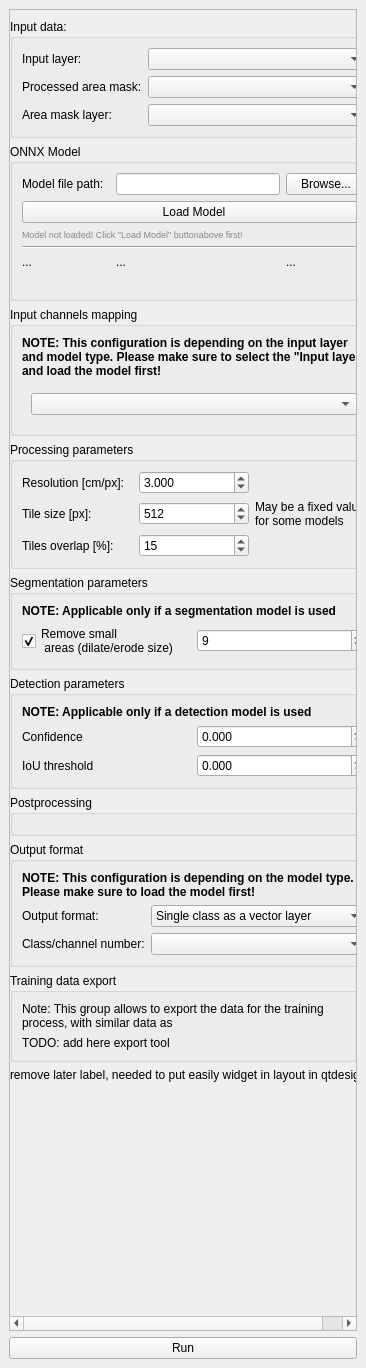
Before: the Qt Designer form plugin/deep_segmentation_framework/deep_segmentation_framework_dockwidget_base.ui in PUTvision/qgis-plugin-deepness, drawn with Qt 5.
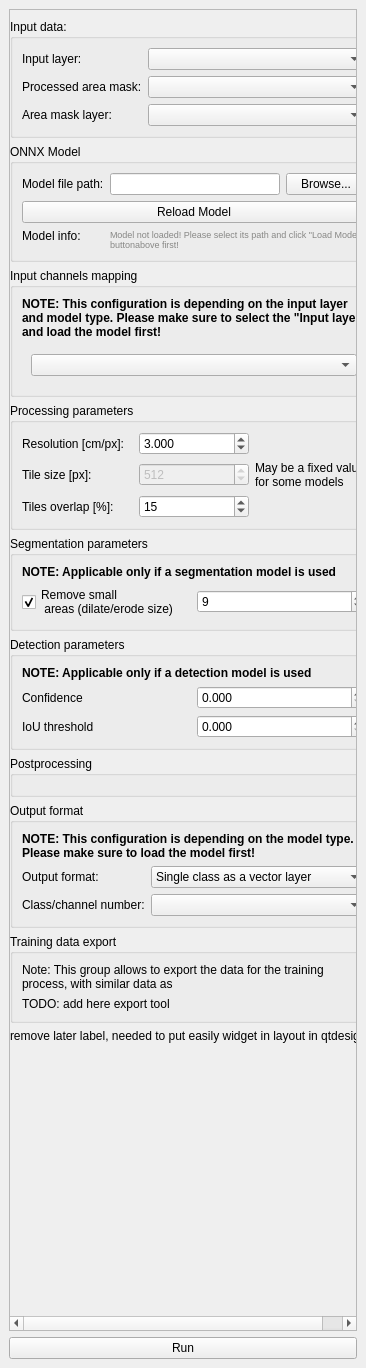
After: the same form once the commit is applied. Custom widgets are drawn as their Qt base class.

Commit message: ModelWrapped refactorization - loading - WIP

Diff of the .ui file:
```diff
--- a/plugin/deep_segmentation_framework/deep_segmentation_framework_dockwidget_base.ui
+++ b/plugin/deep_segmentation_framework/deep_segmentation_framework_dockwidget_base.ui
@@ -96,28 +96,6 @@
            <string>ONNX Model</string>
           </property>
           <layout class="QGridLayout" name="gridLayout_7">
-           <item row="2" column="0" colspan="4">
-            <widget class="QLabel" name="label_modelInfo">
-             <property name="font">
-              <font>
-               <pointsize>7</pointsize>
-              </font>
-             </property>
-             <property name="styleSheet">
-              <string notr="true">color: rgb(135, 135, 133);</string>
-             </property>
-             <property name="text">
-              <string>Model not loaded! Click &quot;Load Model&quot; buttonabove first!</string>
-             </property>
-            </widget>
-           </item>
-           <item row="6" column="0">
-            <widget class="QLabel" name="label_3">
-             <property name="text">
-              <string/>
-             </property>
-            </widget>
-           </item>
            <item row="0" column="0">
             <widget class="QLabel" name="label_4">
              <property name="text">
@@ -125,14 +103,7 @@
              </property>
             </widget>
            </item>
-           <item row="4" column="0">
-            <widget class="QLabel" name="label_5">
-             <property name="text">
-              <string>...</string>
-             </property>
-            </widget>
-           </item>
-           <item row="0" column="3">
+           <item row="0" column="2">
             <widget class="QPushButton" name="pushButton_browseModelPath">
              <property name="enabled">
               <bool>true</bool>
@@ -142,38 +113,42 @@
              </property>
             </widget>
            </item>
-           <item row="0" column="2">
+           <item row="2" column="0">
+            <widget class="QLabel" name="label_3">
+             <property name="text">
+              <string>Model info:</string>
+             </property>
+            </widget>
+           </item>
+           <item row="0" column="1">
             <widget class="QLineEdit" name="lineEdit_modelPath">
              <property name="enabled">
               <bool>true</bool>
              </property>
             </widget>
            </item>
-           <item row="3" column="0" colspan="4">
-            <widget class="Line" name="line">
-             <property name="orientation">
-              <enum>Qt::Horizontal</enum>
-             </property>
-            </widget>
-           </item>
-           <item row="1" column="0" colspan="4">
-            <widget class="QPushButton" name="pushButton">
+           <item row="1" column="0" colspan="3">
+            <widget class="QPushButton" name="pushButton_reloadModel">
              <property name="text">
-              <string>Load Model</string>
+              <string>Reload Model</string>
              </property>
             </widget>
            </item>
-           <item row="4" column="2">
-            <widget class="QLabel" name="label_6">
-             <property name="text">
-              <string>...</string>
+           <item row="2" column="1" rowspan="2" colspan="2">
+            <widget class="QLabel" name="label_modelInfo">
+             <property name="font">
+              <font>
+               <pointsize>7</pointsize>
+              </font>
              </property>
-            </widget>
-           </item>
-           <item row="4" column="3">
-            <widget class="QLabel" name="label_7">
+             <property name="styleSheet">
+              <string notr="true">color: rgb(135, 135, 133);</string>
+             </property>
              <property name="text">
-              <string>...</string>
+              <string>Model not loaded! Please select its path and click &quot;Load Model&quot; buttonabove first!</string>
+             </property>
+             <property name="wordWrap">
+              <bool>true</bool>
              </property>
             </widget>
            </item>
@@ -261,6 +236,9 @@
            </item>
            <item row="1" column="1">
             <widget class="QSpinBox" name="spinBox_tileSize_px">
+             <property name="enabled">
+              <bool>false</bool>
+             </property>
              <property name="maximum">
               <number>99999</number>
              </property>
```
Left out of the diff: 2 changed lines with no effect on the pictures. The commit also changes 5 other files.
